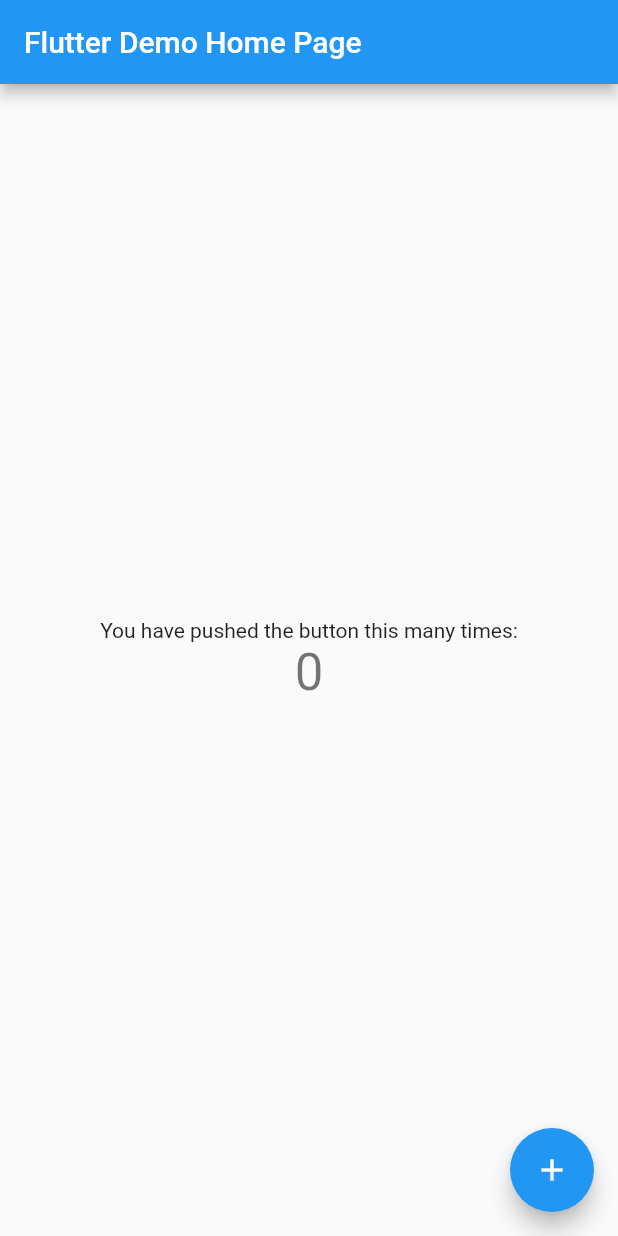
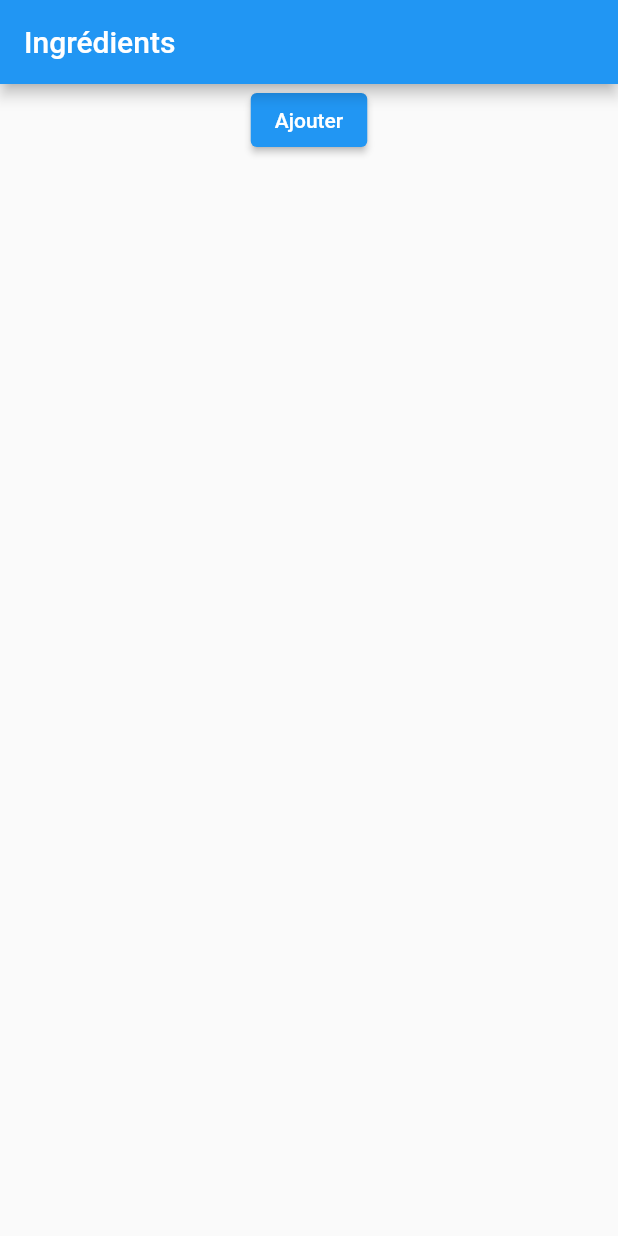
Before and after one commit to benoitkugler/atable, a Flutter app: the screen it shows after launch, on a phone screen of 412 x 824 dp. Run offline on Flutter 3.47's test engine with Material 2 defaults, Android fonts, the phone set to English and light mode, and no system bars; our stand-ins replace sqflite; accounts and stored records are empty.

Commit message:
[client/mobile] add demo widget

```diff
--- a/client/atable/lib/logic/sql.dart
+++ b/client/atable/lib/logic/sql.dart
@@ -1,4 +1,5 @@
 import 'package:atable/logic/models.dart';
+import 'package:flutter/widgets.dart';
 import 'package:path/path.dart';
 import 'package:sqflite/sqflite.dart';
 
@@ -39,6 +40,8 @@
   /// [open] se connecte à la base de données ou en créée une
   /// si besoin.
   static Future<DBApi> open({String? dbPath}) async {
+    WidgetsFlutterBinding.ensureInitialized(); // required
+
     if (dbPath == null) {
       const dbName = "atable_database.db";
       dbPath = join(await getDatabasesPath(), dbName);
--- a/client/atable/lib/main.dart
+++ b/client/atable/lib/main.dart
@@ -1,11 +1,17 @@
+import 'dart:math';
+
+import 'package:atable/logic/models.dart';
+import 'package:atable/logic/sql.dart';
 import 'package:flutter/material.dart';
 
-void main() {
-  runApp(const MyApp());
+void main() async {
+  final db = await DBApi.open();
+  runApp(MyApp(db));
 }
 
 class MyApp extends StatelessWidget {
-  const MyApp({Key? key}) : super(key: key);
+  final DBApi db;
+  const MyApp(this.db, {Key? key}) : super(key: key);
 
   // This widget is the root of your application.
   @override
@@ -24,13 +30,18 @@
         // is not restarted.
         primarySwatch: Colors.blue,
       ),
-      home: const MyHomePage(title: 'Flutter Demo Home Page'),
+      // home: const ExampleHomePage(title: 'Flutter Demo Home Page'),
+      home: Scaffold(
+          appBar: AppBar(
+            title: const Text("Ingrédients"),
+          ),
+          body: IngredientList(db)),
     );
   }
 }
 
-class MyHomePage extends StatefulWidget {
-  const MyHomePage({Key? key, required this.title}) : super(key: key);
+class ExampleHomePage extends StatefulWidget {
+  const ExampleHomePage({Key? key, required this.title}) : super(key: key);
 
   // This widget is the home page of your application. It is stateful, meaning
   // that it has a State object (defined below) that contains fields that affect
@@ -44,10 +55,10 @@
   final String title;
 
   @override
-  State<MyHomePage> createState() => _MyHomePageState();
+  State<ExampleHomePage> createState() => _ExampleHomePageState();
 }
 
-class _MyHomePageState extends State<MyHomePage> {
+class _ExampleHomePageState extends State<ExampleHomePage> {
   int _counter = 0;
 
   void _incrementCounter() {
@@ -113,3 +124,75 @@
     );
   }
 }
+
+class IngredientList extends StatefulWidget {
+  final DBApi db;
+
+  const IngredientList(this.db, {Key? key}) : super(key: key);
+
+  @override
+  State<IngredientList> createState() => _IngredientListState();
+}
+
+class _IngredientListState extends State<IngredientList> {
+  List<Ingredient> ingredients = [];
+
+  fetchIngredients() async {
+    final l = await widget.db.getIngredients();
+    setState(() {
+      ingredients = l;
+    });
+  }
+
+  addIngredient() async {
+    var ing = Ingredient(
+      id: 0,
+      nom: "Nouvel Ingredient ${Random().nextInt(1000)}",
+      unite: Unite.values[Random().nextInt(Unite.values.length)],
+      categorie: CategorieIngredient
+          .values[Random().nextInt(CategorieIngredient.values.length)],
+    );
+    ing = await widget.db.insertIngredient(ing);
+    setState(() {
+      ingredients.add(ing);
+    });
+  }
+
+  deleteIngredient(Ingredient ing) async {
+    await widget.db.deleteIngredient(ing.id);
+    await fetchIngredients();
+  }
+
+  @override
+  void initState() {
+    fetchIngredients();
+    super.initState();
+  }
+
+  @override
+  Widget build(BuildContext context) {
+    return Column(
+      children: [
+        ElevatedButton(onPressed: addIngredient, child: const Text("Ajouter")),
+        Expanded(
+          child: ListView(
+              children: ingredients
+                  .map((ing) => ListTile(
+                        leading: Text(
+                            ing.categorie == CategorieIngredient.inconnue
+                                ? ""
+                                : ing.categorie.name),
+                        title: Text(ing.nom),
+                        subtitle: Text(ing.unite.name),
+                        trailing: IconButton(
+                            onPressed: () => deleteIngredient(ing),
+                            icon: const Icon(
+                                IconData(0xe1b9, fontFamily: 'MaterialIcons'),
+                                color: Colors.red)),
+                      ))
+                  .toList()),
+        ),
+      ],
+    );
+  }
+}
```
Also changed, not shown: 1 other file.
